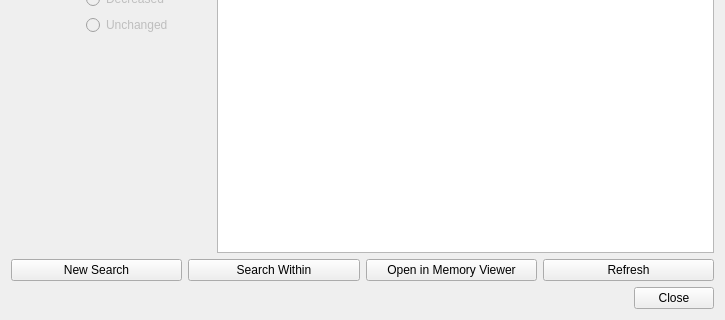
First picture: the form in src/platform/qt/MemorySearch.ui, repository mgba-emu/mgba, before the edit; both pictures show x 0 to 725 and y 493 to 813 of the 725 by 813 pixel window.
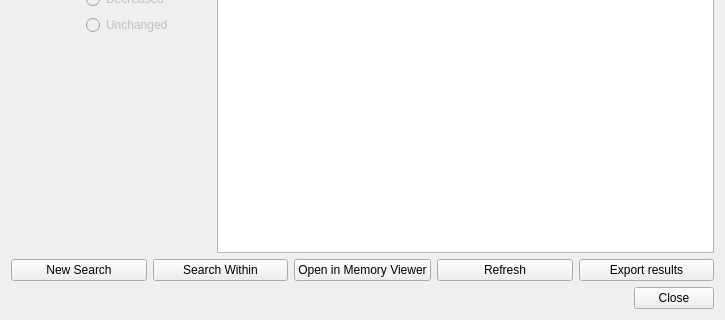
Second picture: the form after the edit.

Commit message: Add support for exporting the list of memory search results to CSV for post-processing

The edit to the form file:
```diff
--- a/src/platform/qt/MemorySearch.ui
+++ b/src/platform/qt/MemorySearch.ui
@@ -358,6 +358,13 @@
        </property>
       </widget>
      </item>
+     <item>
+      <widget class="QPushButton" name="exportSearch">
+       <property name="text">
+        <string>Export results</string>
+       </property>
+      </widget>
+     </item>
     </layout>
    </item>
   </layout>
```
The commit also changes 2 other files.
